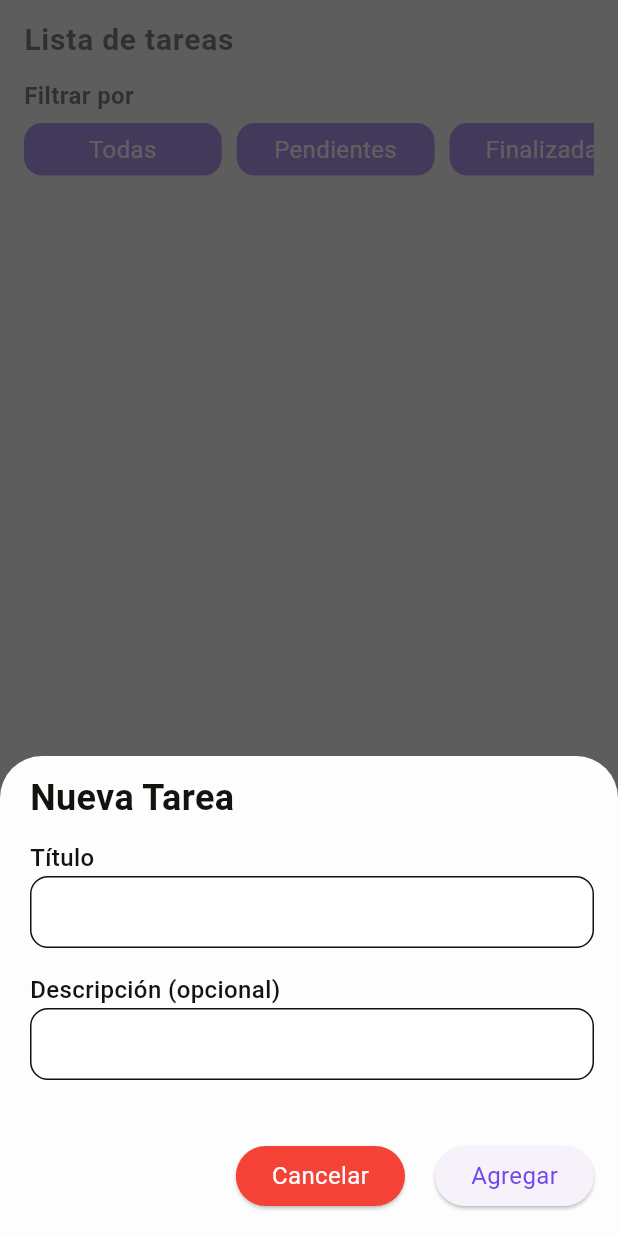
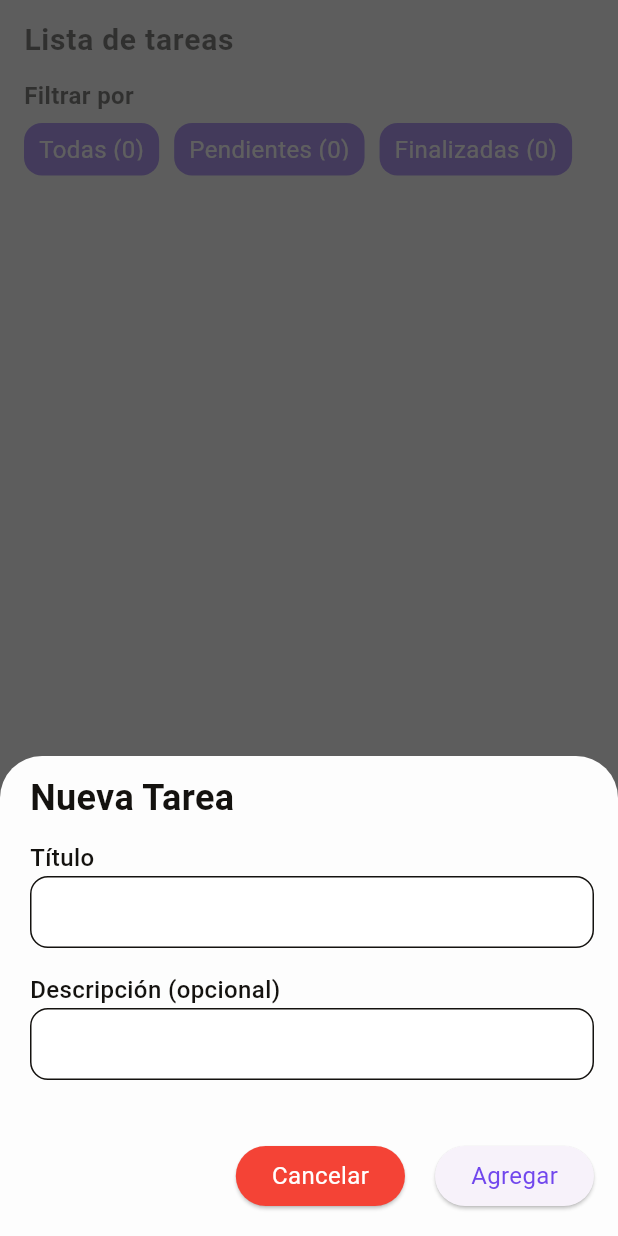
Before and after one commit to fdzvic/task_app, a Flutter app: the TasksPage screen opened directly, after a tap on the "add" icon, on a phone screen of 412 x 824 dp. Run offline on Flutter 3.47's test engine with Material 3 defaults, Android fonts, the phone set to English and light mode, and no system bars; our stand-ins replace equatable, flutter_bloc, go_router, shared_preferences; accounts and stored records are empty.

Commit message:
feat: add filters

```diff
--- a/lib/features/tasks/presentation/pages/tasks_page.dart
+++ b/lib/features/tasks/presentation/pages/tasks_page.dart
@@ -4,12 +4,12 @@ import 'package:taks_app/core/presentation/design/atoms/custom_card.dart';
 import 'package:taks_app/core/presentation/design/atoms/custom_text.dart';
 import 'package:taks_app/core/presentation/design/tokens/colors.dart';
 import 'package:taks_app/core/presentation/utils/custom_dialogs.dart';
-import 'package:taks_app/core/presentation/utils/extension/dimens_extension.dart';
 import 'package:taks_app/core/presentation/utils/global/global_data.dart';
+import 'package:taks_app/features/tasks/domain/entities/task.dart';
 import 'package:taks_app/features/tasks/presentation/blocs/task_bloc.dart';
-import 'package:taks_app/features/tasks/presentation/blocs/task_event.dart';
 import 'package:taks_app/features/tasks/presentation/blocs/task_state.dart';
 import 'package:taks_app/features/tasks/presentation/widgets/add_task_form.dart';
+import 'package:taks_app/features/tasks/presentation/widgets/list_task.dart';
 
 class TasksPage extends StatefulWidget {
   const TasksPage({super.key});
@@ -19,6 +19,10 @@ class TasksPage extends StatefulWidget {
 }
 
 class _TasksPageState extends State<TasksPage> {
+  List<Task> allTasks = [];
+  List<Task> completedTasks = [];
+  List<Task> noCompletedTasks = [];
+  int idFilter = 0;
   @override
   Widget build(BuildContext context) {
     return Scaffold(
@@ -27,6 +31,11 @@ class _TasksPageState extends State<TasksPage> {
           if (state is TaskLoading) {
             return const Center(child: CircularProgressIndicator());
           } else if (state is TaskLoaded) {
+            allTasks = state.tasks;
+            completedTasks =
+                allTasks.where((task) => task.isCompleted).toList();
+            noCompletedTasks =
+                allTasks.where((task) => !task.isCompleted).toList();
             return Padding(
               padding: const EdgeInsets.all(16.0),
               child: Column(
@@ -47,61 +56,29 @@ class _TasksPageState extends State<TasksPage> {
                     height: 35,
                     child: ListView.separated(
                       scrollDirection: Axis.horizontal,
-                      itemBuilder: (context, index) => CustomCard(
-                        color: colors.primaryColor,
-                        width: context.width(.32),
-                        child: CustomText(
-                          globalData.itemsFilter[index]['label'],
-                          textAlign: TextAlign.center,
-                          textColor: Colors.white,
+                      itemBuilder: (context, index) => GestureDetector(
+                        onTap: () {
+                          setState(() {
+                            idFilter = index;
+                          });
+                        },
+                        child: CustomCard(
+                          color: colors.primaryColor,
+                          child: CustomText(
+                            "${globalData.itemsFilter[index]['label']} (${getListLength(index)})",
+                            textAlign: TextAlign.center,
+                            textColor: Colors.white,
+                          ),
                         ),
                       ),
-                      separatorBuilder: (context, index) => const SizedBox(
-                        width: 10,
-                      ),
+                      separatorBuilder: (context, index) =>
+                          const SizedBox(width: 10),
                       itemCount: globalData.itemsFilter.length,
                     ),
                   ),
                   const SizedBox(height: 20),
-                  Expanded(
-                    child: ListView.builder(
-                      itemCount: state.tasks.length,
-                      itemBuilder: (context, index) {
-                        final task = state.tasks[index];
-                        return ListTile(
-                          contentPadding: const EdgeInsets.only(left: 10),
-                          tileColor: index % 2 == 0
-                              ? Colors.grey[200]
-                              : Colors.white, // Alterna colores
-                          selectedTileColor: Colors
-                              .blue[100], // Color cuando está seleccionado
-                          selected:
-                              false, // Cambia esto según tu lógica de selección
-                          title: CustomText(task.title),
-                          trailing: Row(
-                            mainAxisSize: MainAxisSize.min,
-                            children: [
-                              IconButton(
-                                icon: Icon(
-                                  Icons.check_circle_outlined,
-                                  color: task.isCompleted ? Colors.green : null,
-                                ),
-                                onPressed: () {
-                                  BlocProvider.of<TaskBloc>(context)
-                                      .add(CompleteTaskEvent(taskId: task.id));
-                                },
-                              ),
-                              IconButton(
-                                icon: const Icon(Icons.delete),
-                                onPressed: () =>
-                                    BlocProvider.of<TaskBloc>(context)
-                                        .add(DeleteTaskEvent(taskId: task.id)),
-                              ),
-                            ],
-                          ),
-                        );
-                      },
-                    ),
+                  ListTask(
+                    listTask: getList(),
                   ),
                 ],
               ),
@@ -119,4 +96,18 @@ class _TasksPageState extends State<TasksPage> {
       ),
     );
   }
+
+  int getListLength(int index) {
+    if (index == 0) return allTasks.length;
+    if (index == 1) return noCompletedTasks.length;
+    if (index == 2) return completedTasks.length;
+    return 0;
+  }
+
+  List<Task> getList() {
+    if (idFilter == 0) return allTasks;
+    if (idFilter == 1) return noCompletedTasks;
+    if (idFilter == 2) return completedTasks;
+    return [];
+  }
 }
--- /dev/null
+++ b/lib/features/tasks/presentation/widgets/list_task.dart
@@ -0,0 +1,53 @@
+import 'package:flutter/material.dart';
+import 'package:flutter_bloc/flutter_bloc.dart';
+import 'package:taks_app/core/presentation/design/atoms/custom_text.dart';
+import 'package:taks_app/features/tasks/domain/entities/task.dart';
+import 'package:taks_app/features/tasks/presentation/blocs/task_bloc.dart';
+import 'package:taks_app/features/tasks/presentation/blocs/task_event.dart';
+
+class ListTask extends StatelessWidget {
+  const ListTask({
+    super.key,
+    required this.listTask,
+  });
+
+  final List<Task> listTask;
+
+  @override
+  Widget build(BuildContext context) {
+    return Expanded(
+      child: ListView.builder(
+        itemCount: listTask.length,
+        itemBuilder: (context, index) {
+          final task = listTask[index];
+          return ListTile(
+            contentPadding: const EdgeInsets.only(left: 10),
+            tileColor: index % 2 == 0 ? Colors.grey[200] : Colors.white,
+            selectedTileColor: Colors.blue[100],
+            title: CustomText(task.title),
+            trailing: Row(
+              mainAxisSize: MainAxisSize.min,
+              children: [
+                IconButton(
+                  icon: Icon(
+                    Icons.check_circle_outlined,
+                    color: task.isCompleted ? Colors.green : null,
+                  ),
+                  onPressed: () {
+                    BlocProvider.of<TaskBloc>(context)
+                        .add(CompleteTaskEvent(taskId: task.id));
+                  },
+                ),
+                IconButton(
+                  icon: const Icon(Icons.delete),
+                  onPressed: () => BlocProvider.of<TaskBloc>(context)
+                      .add(DeleteTaskEvent(taskId: task.id)),
+                ),
+              ],
+            ),
+          );
+        },
+      ),
+    );
+  }
+}
```
Also changed, not shown: lib/features/tasks/presentation/widgets/buttons_filter.dart (added, +36 -0 lines).
